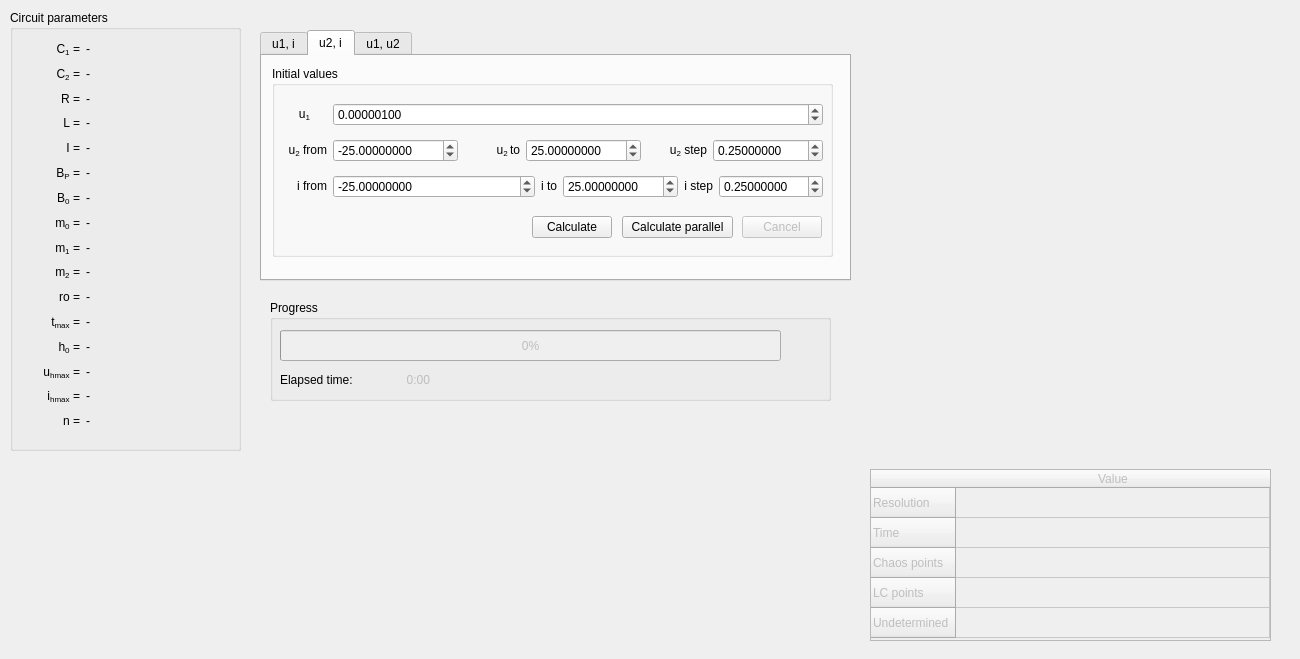
Qt form widgets/crosssectionwidget.ui (zsolt-racz/chua-trajectory-visualiser) before a commit.
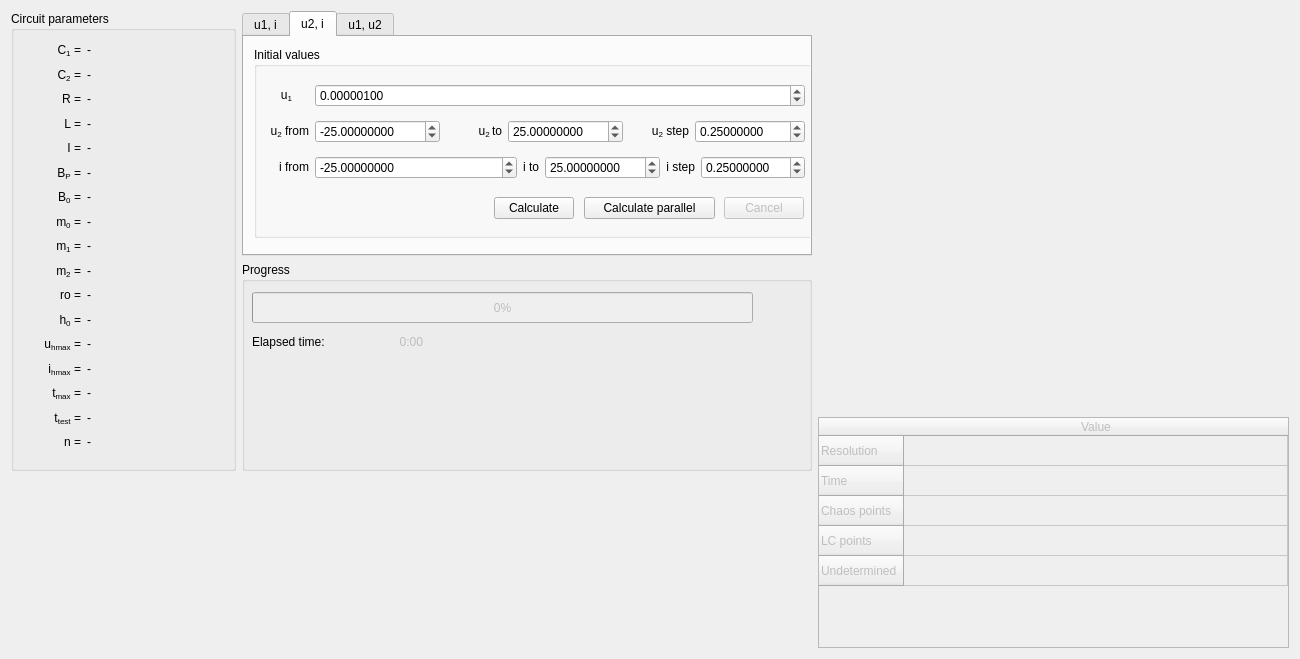
The same form after that commit. The open tabs and pages were chosen to show the change. Custom widgets are drawn as their Qt base class.

```diff
--- a/widgets/crosssectionwidget.ui
+++ b/widgets/crosssectionwidget.ui
@@ -13,14 +13,18 @@
   <property name="windowTitle">
    <string>Form</string>
   </property>
+  <layout class="QHBoxLayout" name="horizontalLayout_11">
+   <item>
+    <layout class="QVBoxLayout" name="verticalLayout_6">
+     <item>
+      <layout class="QHBoxLayout" name="horizontalLayout_10">
+       <item>
   <widget class="QGroupBox" name="groupBox">
-   <property name="geometry">
-    <rect>
-     <x>10</x>
-     <y>10</y>
-     <width>231</width>
-     <height>441</height>
-    </rect>
+         <property name="minimumSize">
+          <size>
+           <width>225</width>
+           <height>460</height>
+          </size>
    </property>
    <property name="title">
     <string>Circuit parameters</string>
@@ -31,7 +35,7 @@
       <x>10</x>
       <y>30</y>
       <width>211</width>
-      <height>391</height>
+            <height>411</height>
      </rect>
     </property>
     <layout class="QHBoxLayout" name="horizontalLayout_21">
@@ -301,30 +305,6 @@
          </item>
         </layout>
        </item>
-       <item>
-        <layout class="QHBoxLayout" name="horizontalLayout_48">
-         <item>
-          <widget class="QLabel" name="label_46">
-           <property name="maximumSize">
-            <size>
-             <width>60</width>
-             <height>16777215</height>
-            </size>
-           </property>
-           <property name="text">
-            <string>&lt;html&gt;&lt;head/&gt;&lt;body&gt;&lt;p align=&quot;right&quot;&gt;t&lt;span style=&quot; vertical-align:sub;&quot;&gt;max&lt;/span&gt; =&lt;/p&gt;&lt;/body&gt;&lt;/html&gt;</string>
-           </property>
-          </widget>
-         </item>
-         <item>
-          <widget class="QLabel" name="value_tmax">
-           <property name="text">
-            <string>&lt;html&gt;&lt;head/&gt;&lt;body&gt;&lt;p&gt;-&lt;/p&gt;&lt;/body&gt;&lt;/html&gt;</string>
-           </property>
-          </widget>
-         </item>
-        </layout>
-       </item>
        <item>
         <layout class="QHBoxLayout" name="horizontalLayout_47">
          <item>
@@ -397,6 +377,54 @@
          </item>
         </layout>
        </item>
+             <item>
+              <layout class="QHBoxLayout" name="horizontalLayout_48">
+               <item>
+                <widget class="QLabel" name="label_46">
+                 <property name="maximumSize">
+                  <size>
+                   <width>60</width>
+                   <height>16777215</height>
+                  </size>
+                 </property>
+                 <property name="text">
+                  <string>&lt;html&gt;&lt;head/&gt;&lt;body&gt;&lt;p align=&quot;right&quot;&gt;t&lt;span style=&quot; vertical-align:sub;&quot;&gt;max&lt;/span&gt; =&lt;/p&gt;&lt;/body&gt;&lt;/html&gt;</string>
+                 </property>
+                </widget>
+               </item>
+               <item>
+                <widget class="QLabel" name="value_tmax">
+                 <property name="text">
+                  <string>&lt;html&gt;&lt;head/&gt;&lt;body&gt;&lt;p&gt;-&lt;/p&gt;&lt;/body&gt;&lt;/html&gt;</string>
+                 </property>
+                </widget>
+               </item>
+              </layout>
+             </item>
+             <item>
+              <layout class="QHBoxLayout" name="horizontalLayout_53">
+               <item>
+                <widget class="QLabel" name="label_51">
+                 <property name="maximumSize">
+                  <size>
+                   <width>60</width>
+                   <height>16777215</height>
+                  </size>
+                 </property>
+                 <property name="text">
+                  <string>&lt;html&gt;&lt;head/&gt;&lt;body&gt;&lt;p align=&quot;right&quot;&gt;t&lt;span style=&quot; vertical-align:sub;&quot;&gt;test&lt;/span&gt; =&lt;/p&gt;&lt;/body&gt;&lt;/html&gt;</string>
+                 </property>
+                </widget>
+               </item>
+               <item>
+                <widget class="QLabel" name="value_t_test">
+                 <property name="text">
+                  <string>&lt;html&gt;&lt;head/&gt;&lt;body&gt;&lt;p&gt;-&lt;/p&gt;&lt;/body&gt;&lt;/html&gt;</string>
+                 </property>
+                </widget>
+               </item>
+              </layout>
+             </item>
        <item>
         <layout class="QHBoxLayout" name="horizontalLayout_55">
          <item>
@@ -426,91 +454,22 @@
     </layout>
    </widget>
   </widget>
-  <widget class="QCustomPlot" name="plot_cut" native="true">
-   <property name="geometry">
-    <rect>
-     <x>870</x>
-     <y>60</y>
-     <width>400</width>
-     <height>400</height>
-    </rect>
-   </property>
-   <property name="contextMenuPolicy">
-    <enum>Qt::CustomContextMenu</enum>
-   </property>
-  </widget>
-  <widget class="QTableWidget" name="resultTable">
-   <property name="enabled">
-    <bool>false</bool>
-   </property>
-   <property name="geometry">
-    <rect>
-     <x>870</x>
-     <y>469</y>
-     <width>401</width>
-     <height>172</height>
-    </rect>
-   </property>
-   <property name="sizePolicy">
-    <sizepolicy hsizetype="Minimum" vsizetype="Expanding">
-     <horstretch>0</horstretch>
-     <verstretch>0</verstretch>
-    </sizepolicy>
-   </property>
-   <property name="minimumSize">
-    <size>
-     <width>0</width>
-     <height>0</height>
-    </size>
-   </property>
-   <property name="contextMenuPolicy">
-    <enum>Qt::DefaultContextMenu</enum>
-   </property>
-   <attribute name="horizontalHeaderStretchLastSection">
-    <bool>true</bool>
-   </attribute>
-   <attribute name="verticalHeaderShowSortIndicator" stdset="0">
-    <bool>false</bool>
-   </attribute>
-   <row>
-    <property name="text">
-     <string>Resolution</string>
-    </property>
-   </row>
-   <row>
-    <property name="text">
-     <string>Time</string>
-    </property>
-   </row>
-   <row>
-    <property name="text">
-     <string>Chaos points</string>
-    </property>
-   </row>
-   <row>
-    <property name="text">
-     <string>LC points</string>
-    </property>
-   </row>
-   <row>
-    <property name="text">
-     <string>Undetermined</string>
-    </property>
-   </row>
-   <column>
-    <property name="text">
-     <string>Value</string>
-    </property>
-   </column>
-  </widget>
+       </item>
+       <item>
+        <layout class="QVBoxLayout" name="verticalLayout_5">
+         <item>
   <widget class="QTabWidget" name="tabWidget">
-   <property name="geometry">
-    <rect>
-     <x>260</x>
-     <y>30</y>
-     <width>591</width>
-     <height>251</height>
-    </rect>
+           <property name="sizePolicy">
+            <sizepolicy hsizetype="Expanding" vsizetype="Preferred">
+             <horstretch>0</horstretch>
+             <verstretch>0</verstretch>
+            </sizepolicy>
+           </property>
+           <property name="minimumSize">
+            <size>
+             <width>570</width>
+             <height>245</height>
+            </size>
    </property>
    <property name="currentIndex">
     <number>1</number>
@@ -1122,9 +1081,9 @@
      <widget class="QPushButton" name="button_calculate_parallel_u2i">
       <property name="geometry">
        <rect>
-        <x>350</x>
+                <x>330</x>
         <y>150</y>
-        <width>111</width>
+                <width>131</width>
         <height>22</height>
        </rect>
       </property>
@@ -1151,7 +1110,7 @@
      <widget class="QPushButton" name="button_calculate_u2i">
       <property name="geometry">
        <rect>
-        <x>260</x>
+                <x>240</x>
         <y>150</y>
         <width>80</width>
         <height>22</height>
@@ -1488,14 +1447,20 @@
     </widget>
    </widget>
   </widget>
+         </item>
+         <item>
   <widget class="QGroupBox" name="groupBox_5">
-   <property name="geometry">
-    <rect>
-     <x>270</x>
-     <y>300</y>
-     <width>561</width>
-     <height>101</height>
-    </rect>
+           <property name="sizePolicy">
+            <sizepolicy hsizetype="Expanding" vsizetype="Preferred">
+             <horstretch>0</horstretch>
+             <verstretch>0</verstretch>
+            </sizepolicy>
+           </property>
+           <property name="minimumSize">
+            <size>
+             <width>0</width>
+             <height>120</height>
+            </size>
    </property>
    <property name="title">
     <string>Progress</string>
@@ -1524,7 +1489,7 @@
      <rect>
       <x>120</x>
       <y>70</y>
-      <width>40</width>
+              <width>61</width>
       <height>20</height>
      </rect>
     </property>
@@ -1546,16 +1511,98 @@
     </property>
    </widget>
   </widget>
-  <widget class="TestInputWidget" name="test" native="true">
-   <property name="geometry">
-    <rect>
-     <x>10</x>
-     <y>470</y>
-     <width>841</width>
-     <height>171</height>
-    </rect>
-   </property>
-  </widget>
+         </item>
+        </layout>
+       </item>
+      </layout>
+     </item>
+     <item>
+      <widget class="TestInputWidget" name="test" native="true"/>
+     </item>
+    </layout>
+   </item>
+   <item>
+    <layout class="QVBoxLayout" name="verticalLayout">
+     <item>
+      <widget class="QCustomPlot" name="plot_cut" native="true">
+       <property name="sizePolicy">
+        <sizepolicy hsizetype="Expanding" vsizetype="Expanding">
+         <horstretch>0</horstretch>
+         <verstretch>0</verstretch>
+        </sizepolicy>
+       </property>
+       <property name="minimumSize">
+        <size>
+         <width>400</width>
+         <height>400</height>
+        </size>
+       </property>
+       <property name="contextMenuPolicy">
+        <enum>Qt::CustomContextMenu</enum>
+       </property>
+      </widget>
+     </item>
+     <item>
+      <widget class="QTableWidget" name="resultTable">
+       <property name="enabled">
+        <bool>false</bool>
+       </property>
+       <property name="sizePolicy">
+        <sizepolicy hsizetype="Minimum" vsizetype="Expanding">
+         <horstretch>0</horstretch>
+         <verstretch>0</verstretch>
+        </sizepolicy>
+       </property>
+       <property name="minimumSize">
+        <size>
+         <width>0</width>
+         <height>0</height>
+        </size>
+       </property>
+       <property name="contextMenuPolicy">
+        <enum>Qt::DefaultContextMenu</enum>
+       </property>
+       <attribute name="horizontalHeaderStretchLastSection">
+        <bool>true</bool>
+       </attribute>
+       <attribute name="verticalHeaderShowSortIndicator" stdset="0">
+        <bool>false</bool>
+       </attribute>
+       <row>
+        <property name="text">
+         <string>Resolution</string>
+        </property>
+       </row>
+       <row>
+        <property name="text">
+         <string>Time</string>
+        </property>
+       </row>
+       <row>
+        <property name="text">
+         <string>Chaos points</string>
+        </property>
+       </row>
+       <row>
+        <property name="text">
+         <string>LC points</string>
+        </property>
+       </row>
+       <row>
+        <property name="text">
+         <string>Undetermined</string>
+        </property>
+       </row>
+       <column>
+        <property name="text">
+         <string>Value</string>
+        </property>
+       </column>
+      </widget>
+     </item>
+    </layout>
+   </item>
+  </layout>
  </widget>
  <customwidgets>
   <customwidget>
```
Left out of the diff: 2 changed lines with no effect on the pictures. Lines whose indentation alone changed are shown as unchanged.
